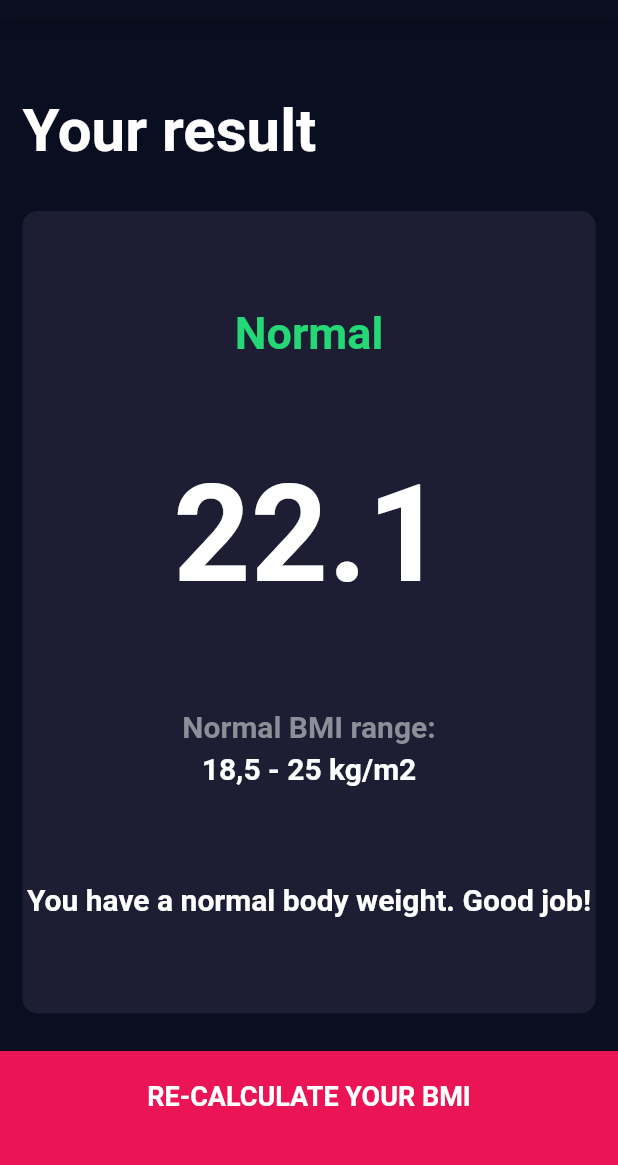
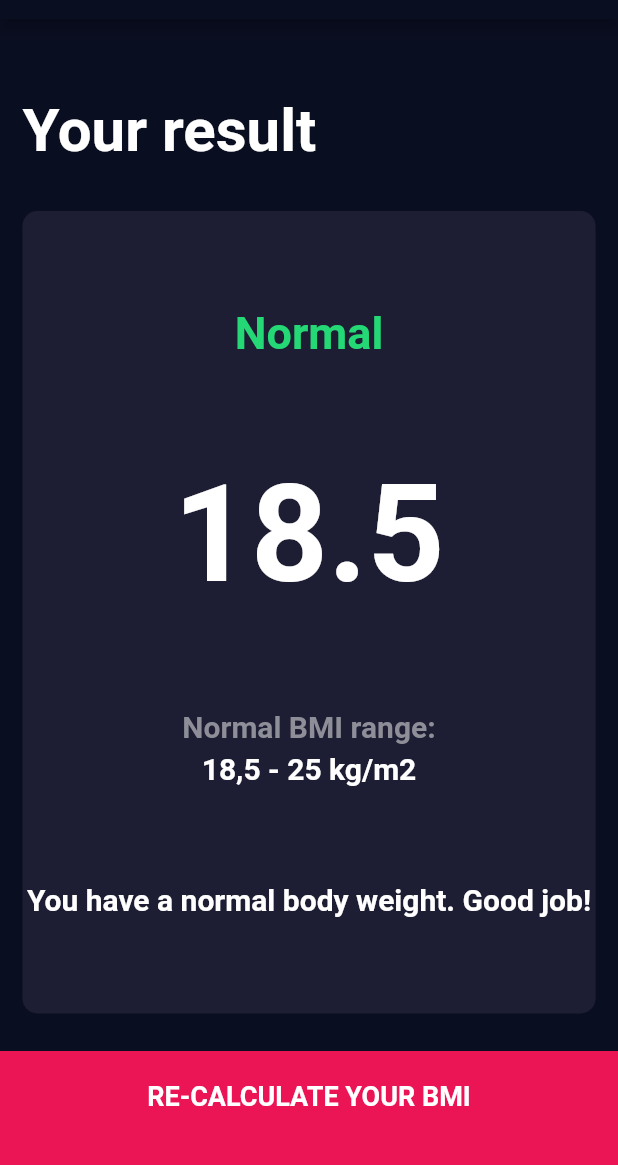
Before and after one commit to helzixxx/bmi_calc_flu, a Flutter app: the screen it shows after launch, after a tap on "CALCULATE YOUR BMI", on a phone screen of 412 x 824 dp, the part 65-1230 px from its top. Run offline on Flutter 3.47's test engine with Material 2 defaults, Android fonts, the phone set to English and light mode, and no system bars; our stand-ins replace font_awesome_flutter.

Commit message:
calculation added

```diff
--- /dev/null
+++ b/lib/calculator_brain.dart
@@ -0,0 +1,37 @@
+import 'dart:math';
+
+import 'package:flutter/material.dart';
+
+class CalculatorBrain {
+  CalculatorBrain(this.height, this.weight);
+
+  final int height;
+  final int weight;
+
+  late double _bmi;
+
+  String calculateBMI() {
+    _bmi = weight / pow(height / 100, 2);
+    return _bmi.toStringAsFixed(1);
+  }
+
+  String getResult() {
+    if (_bmi >= 25) {
+      return 'Overwieght';
+    } else if (_bmi >= 18.5) {
+      return 'Normal';
+    } else {
+      return 'Overwieght';
+    }
+  }
+
+  String getInterpretation() {
+    if (_bmi >= 25) {
+      return 'You have a higher than normal body weight. Try to exercise more.';
+    } else if (_bmi >= 18.5) {
+      return 'You have a normal body weight. Good job!';
+    } else {
+      return 'You have a lower than normal body weight. You can eat a bit more.';
+    }
+  }
+}
--- a/lib/pages/input_page.dart
+++ b/lib/pages/input_page.dart
@@ -6,6 +6,7 @@ import '../constants.dart';
 import '../components/round_icon_button.dart';
 import 'results_page.dart';
 import '../components/bottom_button.dart';
+import 'package:bmi_calc_flu/calculator_brain.dart';
 import 'package:font_awesome_flutter/font_awesome_flutter.dart';
 
 class InputPage extends StatefulWidget {
@@ -23,7 +24,7 @@ class _InputPageState extends State<InputPage> {
   Widget build(BuildContext context) {
     return Scaffold(
         appBar: AppBar(
-          title: Text('BMI CALCULATOR'),
+          title: const Text('BMI CALCULATOR'),
         ),
         body: Column(
           crossAxisAlignment: CrossAxisAlignment.stretch,
@@ -66,7 +67,7 @@ class _InputPageState extends State<InputPage> {
                 cardChild: Column(
                   mainAxisAlignment: MainAxisAlignment.center,
                   children: [
-                    Text(
+                    const Text(
                       'HEIGHT',
                       style: kLabelTextStyle,
                     ),
@@ -79,7 +80,7 @@ class _InputPageState extends State<InputPage> {
                           height.toString(),
                           style: kNumberTextStyle,
                         ),
-                        Text(
+                        const Text(
                           'cm',
                           style: kLabelTextStyle,
                         ),
@@ -118,7 +119,7 @@ class _InputPageState extends State<InputPage> {
                       cardChild: Column(
                         mainAxisAlignment: MainAxisAlignment.center,
                         children: [
-                          Text(
+                          const Text(
                             'WEIGHT',
                             style: kLabelTextStyle,
                           ),
@@ -154,7 +155,7 @@ class _InputPageState extends State<InputPage> {
                       cardChild: Column(
                         mainAxisAlignment: MainAxisAlignment.center,
                         children: [
-                          Text(
+                          const Text(
                             'AGE',
                             style: kLabelTextStyle,
                           ),
@@ -189,9 +190,16 @@ class _InputPageState extends State<InputPage> {
             ),
             BottomButton(
               onPress: () {
+                CalculatorBrain calc = CalculatorBrain(height, weight);
                 Navigator.push(
                   context,
-                  MaterialPageRoute(builder: (context) => const ResultsPage()),
+                  MaterialPageRoute(
+                    builder: (context) => ResultsPage(
+                      bmiNumber: calc.calculateBMI(),
+                      interpretation: calc.getInterpretation(),
+                      bmiResult: calc.getResult(),
+                    ),
+                  ),
                 );
               },
               buttonTitle: 'CALCULATE YOUR BMI',
--- a/lib/pages/results_page.dart
+++ b/lib/pages/results_page.dart
@@ -4,7 +4,14 @@ import '../constants.dart';
 import '../components/bottom_button.dart';
 
 class ResultsPage extends StatelessWidget {
-  const ResultsPage({super.key});
+  ResultsPage(
+      {required this.bmiResult,
+      required this.bmiNumber,
+      required this.interpretation});
+
+  final String bmiResult;
+  final String bmiNumber;
+  final String interpretation;
 
   @override
   Widget build(BuildContext context) {
@@ -30,19 +37,19 @@ class ResultsPage extends StatelessWidget {
             flex: 5,
             child: ReusableCard(
               color: kActiveCardColor,
-              cardChild: const Column(
+              cardChild: Column(
                 crossAxisAlignment: CrossAxisAlignment.center,
                 mainAxisAlignment: MainAxisAlignment.spaceEvenly,
                 children: [
                   Text(
-                    'Normal',
+                    bmiResult,
                     style: kResultTextStyle,
                   ),
                   Text(
-                    '22.1',
+                    bmiNumber,
                     style: kResultNumberTextStyle,
                   ),
-                  Column(
+                  const Column(
                     children: [
                       Text(
                         'Normal BMI range:',
@@ -58,7 +65,7 @@ class ResultsPage extends StatelessWidget {
                     ],
                   ),
                   Text(
-                    'You have a normal body weight. Good job!',
+                    interpretation,
                     textAlign: TextAlign.center,
                     style: kBodyTextStyle,
                   ),
```
